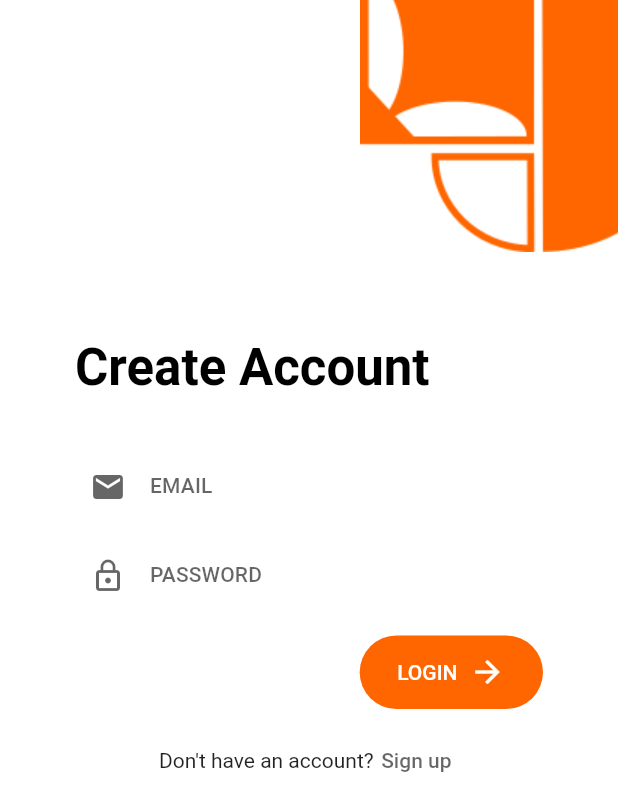
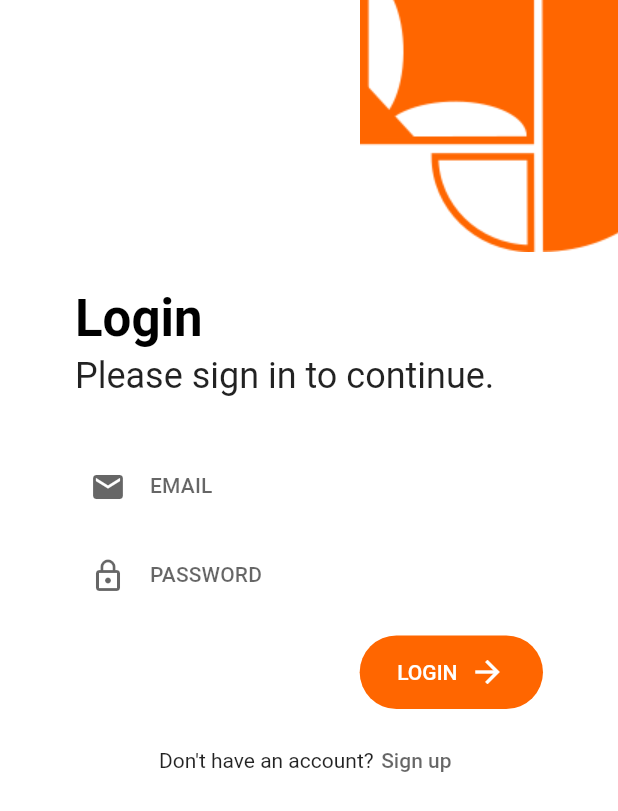
Before and after one commit to FlorianGrundmann/sign-up, a Flutter app: the screen it shows after launch, on a phone screen of 412 x 824 dp. Shown: the top 811 px of the screen. Run offline on Flutter 3.47's test engine with Material 2 defaults, Android fonts, the phone set to English and light mode, and no system bars.

Commit message:
Added subheading to login screen.

```diff
--- a/lib/presentation/Widgets/heading.dart
+++ b/lib/presentation/Widgets/heading.dart
@@ -1,25 +1,41 @@
 import 'package:flutter/material.dart';
+import 'package:sign_up/presentation/styles/constants.dart';
 
 class Heading extends StatelessWidget {
   final String text;
+  final String subtext;
   final Alignment alignment;
 
   const Heading({
     Key key,
     @required this.text,
     this.alignment,
+    this.subtext,
   }) : super(key: key);
 
   @override
   Widget build(BuildContext context) {
     TextStyle headlineStyle = Theme.of(context).textTheme.headline4;
-    final String headingText = 'Create Account';
+    TextStyle subtitle = Theme.of(context).textTheme.headline5;
+    Widget tinyVerticalDistance = Constants.tinyVerticalWhiteSpace;
 
     return Align(
       alignment: Alignment.bottomLeft,
-      child: Text(
-        headingText,
-        style: headlineStyle,
+      child: Column(
+        mainAxisAlignment: MainAxisAlignment.end,
+        crossAxisAlignment: CrossAxisAlignment.start,
+        children: <Widget>[
+          Text(
+            text,
+            style: headlineStyle,
+          ),
+          tinyVerticalDistance,
+          if (subtext != null)
+            Text(
+              subtext,
+              style: subtitle,
+            ),
+        ],
       ),
     );
   }
--- a/lib/presentation/pages/email_login_page.dart
+++ b/lib/presentation/pages/email_login_page.dart
@@ -60,9 +60,11 @@ class _EmailLoginPageState extends State<EmailLoginPage> {
 
   Widget _buildHeading() {
     final String headingText = 'Login';
+    final String subHeadingText = 'Please sign in to continue.';
 
     return Heading(
       text: headingText,
+      subtext: subHeadingText,
       alignment: Alignment.bottomLeft,
     );
   }
--- a/lib/presentation/styles/constants.dart
+++ b/lib/presentation/styles/constants.dart
@@ -5,4 +5,5 @@ class Constants {
 
   static const Widget verticalWhiteSpace = SizedBox(height: 30.0);
   static const Widget smallVerticalWhiteSpace = SizedBox(height: 10.0);
+  static const Widget tinyVerticalWhiteSpace = SizedBox(height: 5.0);
 }
```
